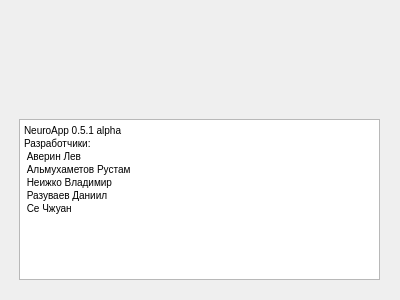
This is VS/NeiroApp/NeiroApp/GUI/AboutWindow.ui in RazuvaevDD/ProjectWork2019Neiro as Qt 5 draws it before an edit. The edited form follows.
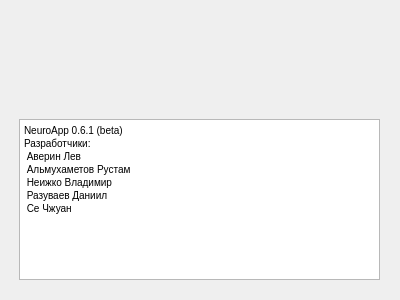
This is the edited form. Icons and pictures are not drawn.

Commit message: Fixet mistakes in language

```diff
--- a/VS/NeiroApp/NeiroApp/GUI/AboutWindow.ui
+++ b/VS/NeiroApp/NeiroApp/GUI/AboutWindow.ui
@@ -54,7 +54,7 @@
 &lt;html&gt;&lt;head&gt;&lt;meta name=&quot;qrichtext&quot; content=&quot;1&quot; /&gt;&lt;style type=&quot;text/css&quot;&gt;
 p, li { white-space: pre-wrap; }
 &lt;/style&gt;&lt;/head&gt;&lt;body style=&quot; font-family:'MS Shell Dlg 2'; font-size:7.8pt; font-weight:400; font-style:normal;&quot;&gt;
-&lt;p style=&quot; margin-top:0px; margin-bottom:0px; margin-left:0px; margin-right:0px; -qt-block-indent:0; text-indent:0px;&quot;&gt;NeuroApp 0.5.1 alpha&lt;/p&gt;
+&lt;p style=&quot; margin-top:0px; margin-bottom:0px; margin-left:0px; margin-right:0px; -qt-block-indent:0; text-indent:0px;&quot;&gt;NeuroApp 0.6.1 (beta)&lt;/p&gt;
 &lt;p style=&quot; margin-top:0px; margin-bottom:0px; margin-left:0px; margin-right:0px; -qt-block-indent:0; text-indent:0px;&quot;&gt;Разработчики:&lt;/p&gt;
 &lt;p style=&quot; margin-top:0px; margin-bottom:0px; margin-left:0px; margin-right:0px; -qt-block-indent:0; text-indent:0px;&quot;&gt; Аверин Лев &lt;/p&gt;
 &lt;p style=&quot; margin-top:0px; margin-bottom:0px; margin-left:0px; margin-right:0px; -qt-block-indent:0; text-indent:0px;&quot;&gt; Альмухаметов Рустам&lt;/p&gt;
```
The commit also changes 2 other files.
